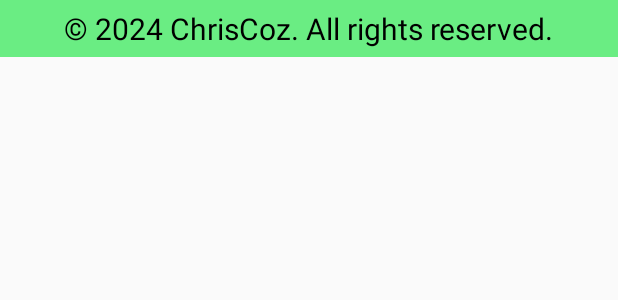
After one commit to Icup6seas/chew_timer, an Android app built with Jetpack Compose: the layout footer.xml on its own in the app's theme, with its tools: preview values and no code run, on a phone screen of 412 x 824 dp. The commit adds this screen. Shown: the top 300 px of the screen. Run offline under Robolectric (Android 15) with nearby library versions, the phone set to English and light mode, and no system bars.

Commit message:
Added text and modifed colors

```diff
--- a/app/src/main/AndroidManifest.xml
+++ b/app/src/main/AndroidManifest.xml
@@ -10,7 +10,7 @@
         android:label="@string/app_name"
         android:roundIcon="@mipmap/ic_launcher_round"
         android:supportsRtl="true"
-        android:theme="@style/Theme.ChewTimer"
+        android:theme="@style/Theme.AppCompat.Light.NoActionBar"
         tools:targetApi="31">
         <activity
             android:name=".MainActivity"
--- a/app/src/main/java/com/example/chewtimer/MainActivity.kt
+++ b/app/src/main/java/com/example/chewtimer/MainActivity.kt
@@ -1,9 +1,10 @@
+package com.example.chewtimer
+
 import android.media.MediaPlayer
 import android.os.Bundle
 import android.os.CountDownTimer
 import android.widget.Button
 import androidx.appcompat.app.AppCompatActivity
-import com.example.chewtimer.R
 
 class MainActivity : AppCompatActivity() {
 
--- a/app/src/main/res/drawable/circle_shape.xml
+++ b/app/src/main/res/drawable/circle_shape.xml
@@ -1,5 +1,4 @@
 <shape xmlns:android="http://schemas.android.com/apk/res/android"
     android:shape="oval">
-    <solid android:color="@android:color/holo_red_dark" />
     <size android:width="200dp" android:height="200dp" />
 </shape>
--- /dev/null
+++ b/app/src/main/res/layout/footer.xml
@@ -0,0 +1,24 @@
+<?xml version="1.0" encoding="utf-8"?>
+<!--
+  ~ Copyright (c) 2024.
+  ~ Chris Cosnowski "ChrisCoz"
+  -->
+
+<RelativeLayout
+    xmlns:android="http://schemas.android.com/apk/res/android"
+    android:id="@+id/footer"
+    android:layout_width="match_parent"
+    android:layout_height="wrap_content"
+    android:layout_alignParentBottom="true"
+    android:background="#6AED83"
+    android:gravity="center" >
+
+    <TextView
+        android:layout_width="wrap_content"
+        android:layout_height="wrap_content"
+        android:layout_margin="5dp"
+        android:text="@string/copyright"
+        android:textColor="@color/black"
+        android:textSize="20sp" />
+
+</RelativeLayout>
--- a/app/src/main/res/values/strings.xml
+++ b/app/src/main/res/values/strings.xml
@@ -1,3 +1,7 @@
 <resources>
     <string name="app_name">Chew Timer</string>
+    <string name="sub_title">Press Me To Start Eating!</string>
+    <string name="title">Chew Timer</string>
+    <string name="copyright">© 2024 ChrisCoz. All rights reserved.</string>
+
 </resources>
--- a/app/src/main/res/values/themes.xml
+++ b/app/src/main/res/values/themes.xml
@@ -1,5 +1,8 @@
 <?xml version="1.0" encoding="utf-8"?>
 <resources>
-
-    <style name="Theme.ChewTimer" parent="android:Theme.Material.Light.NoActionBar" />
+    <style name="Theme.ChewTimer" parent="Theme.AppCompat.Light.NoActionBar">
+        <item name="colorPrimary">@color/teal_200</item>
+        <item name="colorPrimaryDark">@color/purple_700</item>
+        <item name="colorAccent">@color/black</item>
+    </style>
 </resources>
```
Also changed, not shown: app/src/main/res/layout/activity_main.xml (+28 -4 lines), app/src/main/res/values/colors.xml (+7 -0 lines).
